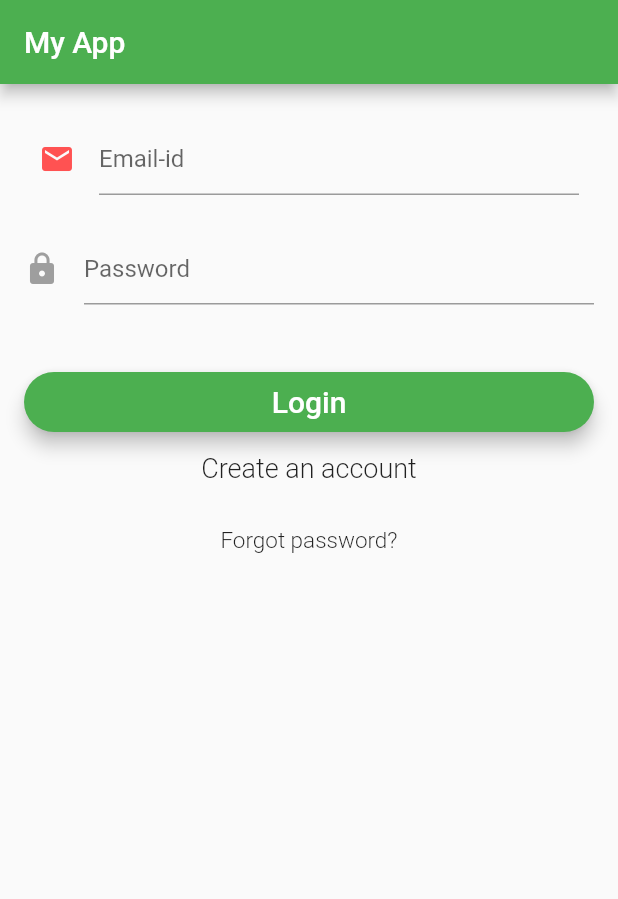
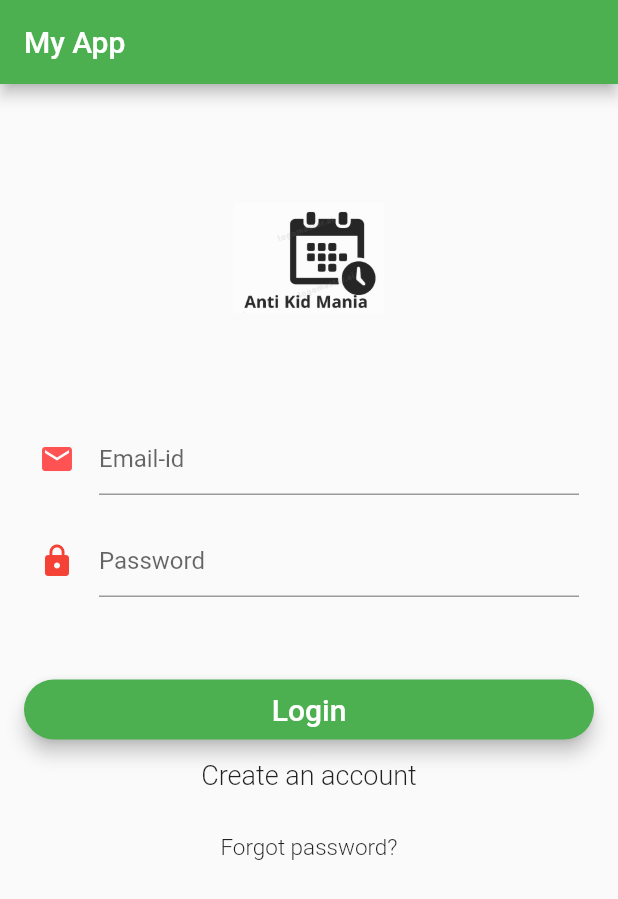
Before and after one commit to awwush/AntiKidMania-1, a Flutter app: the screen it shows after launch, on a phone screen of 412 x 824 dp. Shown: the top 899 px of the screen. Run offline on Flutter 3.47's test engine with Material 2 defaults, Android fonts, the phone set to English and light mode, and no system bars.

Commit message:
Added logo on login screen

```diff
--- a/lib/main.dart
+++ b/lib/main.dart
@@ -31,7 +31,7 @@ class MyApp extends StatelessWidget {
         '/SignUp' : (context) => SignUp(),
       },
       title: 'Flutter-login',
-      debugShowCheckedModeBanner: true,
+      debugShowCheckedModeBanner: false,
       theme: new ThemeData(
         primarySwatch: params['primarySwatch'],
       ),
--- a/lib/pages/login_signup_page.dart
+++ b/lib/pages/login_signup_page.dart
@@ -85,7 +85,14 @@ class _LoginSignUpPageState extends State<LoginSignUpPage> {
   Widget _showBody() {
     return new Container(
         padding: EdgeInsets.all(16.0),
-        child: new Form(
+        child: Column(
+          children: [const SizedBox(height: 50,),
+            Image.asset('assets/images/logo.png',
+            height: 100,
+            width: 100,
+            ),
+            const SizedBox(height: 50,),
+            new Form(
               key: _formKey,
               child: new ListView(
                 shrinkWrap: true,
@@ -99,13 +106,15 @@ class _LoginSignUpPageState extends State<LoginSignUpPage> {
                 ],
               ),
             ),
+          ],
+        ),
     );
   }
 
   Widget _showPasswordInput() {
     if (_formMode != FormMode.FORGOTPASSWORD) {
       return Padding(
-        padding: const EdgeInsets.fromLTRB(0.0, 15.0, 0.0, 0.0),
+        padding: const EdgeInsets.all(10.0),
         child: new TextFormField(
           maxLines: 1,
           obscureText: true,
@@ -114,7 +123,7 @@ class _LoginSignUpPageState extends State<LoginSignUpPage> {
               hintText: 'Password',
               icon: new Icon(
                 Icons.lock,
-                color: Colors.grey,
+                color: Colors.red,
               )),
           validator: (value) =>
           value.isEmpty ? 'Password can\'t be empty' : null,
--- a/lib/pages/root_page.dart
+++ b/lib/pages/root_page.dart
@@ -36,6 +36,5 @@ class _RootPageState extends State<RootPage> {
       default:
         return _waitingScreen();
     }
-    return Container();
   }
 }
--- a/pubspec.yaml
+++ b/pubspec.yaml
@@ -48,6 +48,8 @@ flutter:
   # assets:
   #   - images/a_dot_burr.jpeg
   #   - images/a_dot_ham.jpeg
+  assets:
+    - assets/images/logo.png
 
   # An image asset can refer to one or more resolution-specific "variants", see
   # https://flutter.dev/assets-and-images/#resolution-aware.
```
Also changed, not shown: assets/images/logo.png (added). Lines whose indentation alone changed are shown as unchanged.
